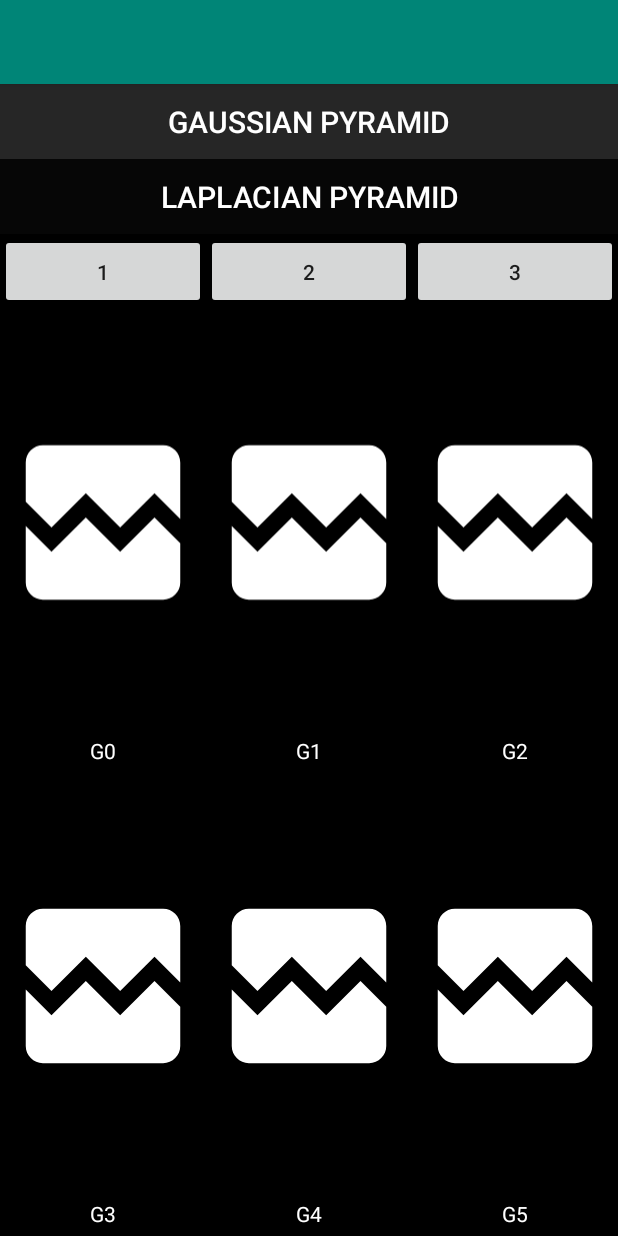
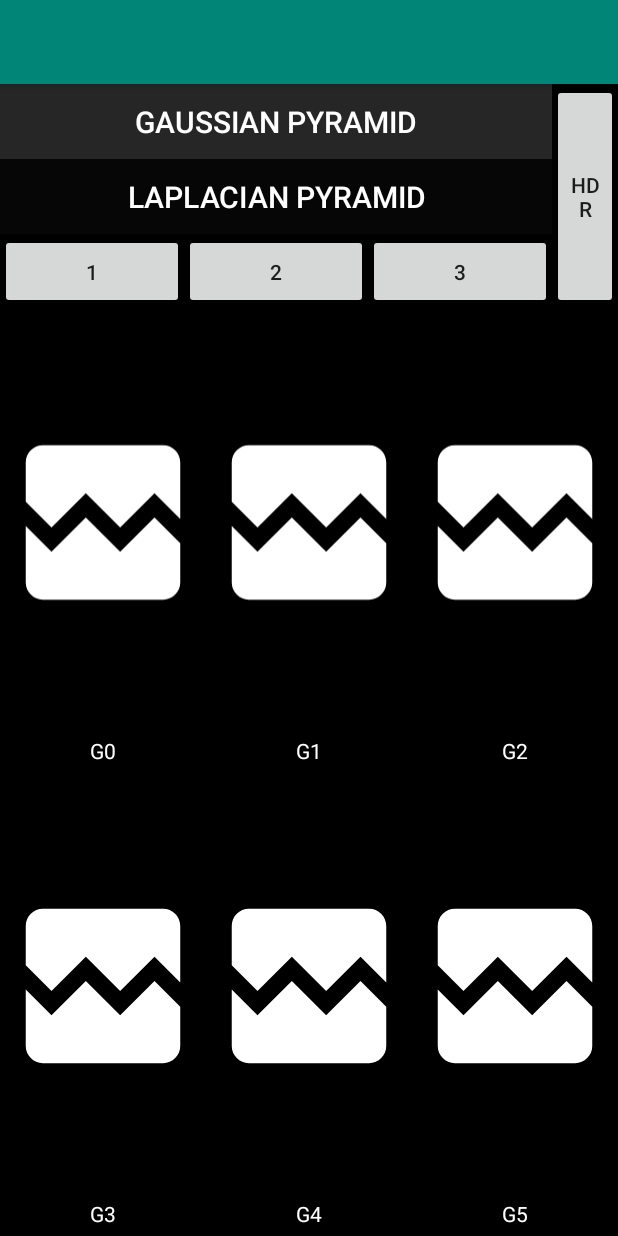
Before and after one commit to AdarshRevankar/Exposure-Fusion, an Android app: the MainActivity screen opened directly, with no data from a screen before it, after a tap on "PYRAMIDS", on a phone screen of 412 x 824 dp. Run offline under Robolectric (Android 15) with nearby library versions, the phone set to English and light mode, and no system bars; libraries missing offline, so code that uses them is left out: androidx.renderscript; 3 other taps on this screen came first.

Commit message:
mem opt: HDR Generation with Memory optimization

```diff
--- a/app/src/main/java/com/adrino/renderscript/HDRFilter.java
+++ b/app/src/main/java/com/adrino/renderscript/HDRFilter.java
@@ -264,8 +264,6 @@ public class HDRFilter implements HDRManager.Performer {
 
                 Allocation midAlloc = RsUtils.create2d(renderScript, prevW, prevH, Element.F32_4(renderScript));
 
-                Log.e(TAG, "gaussianPyramid: W : " + levelWidth + " H : " + levelHeight);
-
                 // REDUCE
                 scriptGaussian.set_compressTargetWidth(levelWidth);
                 scriptGaussian.set_compressTargetHeight(levelHeight);
@@ -332,7 +330,6 @@ public class HDRFilter implements HDRManager.Performer {
                 Allocation outAlloc = RsUtils.create2d(renderScript, prevW, lapH, elementFloat4);
                 Allocation expandedAlloc = RsUtils.create2d(renderScript, lapW, lapH, elementFloat4);
 
-                Log.e(TAG, "generateLaplacianPyramids: W : " + lapW + " H : " + lapH);
 
                 scriptGaussian.set_expandTargetWidth(lapW);
                 scriptGaussian.set_expandTargetHeight(lapH);
@@ -381,7 +378,7 @@ public class HDRFilter implements HDRManager.Performer {
 
         // - - - - For Each level - - - - -
         for (int level = 0; level < PYRAMID_LEVELS; level++) {
-            Allocation outAlloc = RsUtils.create2d(renderScript, width, height, elementFloat4);
+            Allocation outAlloc = RsUtils.create2d(renderScript, levelsMeta.get(level).width, levelsMeta.get(level).height, elementFloat4);
 
             // - - - - Script - - - - -
             scriptCollapse.set_GP1(gaussianPyramids.get(0).get(level));
@@ -393,8 +390,16 @@ public class HDRFilter implements HDRManager.Performer {
             scriptCollapse.forEach_multiplyBMP(outAlloc);
 
             resultantPyramid.add(outAlloc);
+
+            gaussianPyramids.get(0).get(level).destroy();
+            gaussianPyramids.get(1).get(level).destroy();
+            gaussianPyramids.get(2).get(level).destroy();
+            laplacianPyramids.get(0).get(level).destroy();
+            laplacianPyramids.get(1).get(level).destroy();
+            laplacianPyramids.get(2).get(level).destroy();
         }
 
+        RsUtils.ErrorViewer(this, "RESULTANT PYRAMID", "FINISHED");
         return resultantPyramid;
     }
 
@@ -405,46 +410,99 @@ public class HDRFilter implements HDRManager.Performer {
         scriptGaussian = new ScriptC_Gaussian(renderScript);
         List<Allocation> collapsedList = new ArrayList<>(PYRAMID_LEVELS);
 
-        Allocation middleAllocation = RsUtils.create2d(renderScript, width, height, elementFloat4);
-        Allocation inAllocation = RsUtils.create2d(renderScript, width, height, elementFloat4);
+        Allocation collapseAlloc = RsUtils.create2d(renderScript,
+                                                    levelsMeta.get(PYRAMID_LEVELS-2).width,
+                                                    levelsMeta.get(PYRAMID_LEVELS-2).height,
+                                                    elementFloat4);
 
-        inAllocation.copyFrom(resultant.get(0));
-        middleAllocation.copyFrom(resultant.get(1));
+        for (int level = PYRAMID_LEVELS - 2; level >= 0; level--) {
+            int lapW = levelsMeta.get(level).width;
+            int lapH = levelsMeta.get(level).height;
+            int prevW = levelsMeta.get(level + 1).width;
 
-        Allocation outAllocation = null;
+            Allocation outAlloc = RsUtils.create2d(renderScript, prevW, lapH, elementFloat4);
+            Allocation expandedAlloc = RsUtils.create2d(renderScript, lapW, lapH, elementFloat4);
 
-        for (int level = 1; level < PYRAMID_LEVELS - 1; level++) {
-            outAllocation = RsUtils.create2d(renderScript, width, height, elementFloat4);
-            Allocation expandedAlloc = RsUtils.create2d(renderScript, width, height, elementFloat4);
+            scriptGaussian.set_expandTargetWidth(lapW);
+            scriptGaussian.set_expandTargetHeight(lapH);
 
-            // Expand inAlloc [ level - 1]
-            for (int j = level; j > 0; j--) {
-                int expandDenom = (int) Math.pow(2, j) / 2;
-                scriptGaussian.set_expandTargetWidth(width * expandDenom);
-                scriptGaussian.set_expandTargetHeight(height * expandDenom);
+            scriptGaussian.set_expandSource(resultant.get(level + 1));
+            scriptGaussian.forEach_expandFloat4Step1(outAlloc);
+            scriptGaussian.set_expandSource(outAlloc);
+            scriptGaussian.forEach_expandFloat4Step2(expandedAlloc);
 
-                scriptGaussian.set_expandSource(middleAllocation);
-                scriptGaussian.forEach_expandFloat4Step1(outAllocation);
-                scriptGaussian.set_expandSource(outAllocation);
-                scriptGaussian.forEach_expandFloat4Step2(expandedAlloc);
+            outAlloc.destroy();
 
-                middleAllocation.copyFrom(expandedAlloc);
+            scriptCollapse.set_collapseLevel(expandedAlloc);
+            scriptCollapse.forEach_collapse(collapseAlloc, collapseAlloc);
+
+            expandedAlloc.destroy();
+
+
+            if(level > 0){
+                int nextW = levelsMeta.get(level-1).width;
+                int nextH = levelsMeta.get(level-1).height;
+
+                Allocation collExpandAlloc = RsUtils.create2d(renderScript, nextW, nextH, elementFloat4);
+
+                scriptGaussian.set_expandTargetWidth(nextW);
+                scriptGaussian.set_expandTargetHeight(nextH);
+
+                scriptGaussian.set_expandSource(collapseAlloc);
+                scriptGaussian.forEach_expandFloat4Step1(collExpandAlloc);
+
+                collapseAlloc.destroy();
+                collapseAlloc = RsUtils.create2d(renderScript, nextW, nextH, elementFloat4);
+
+                scriptGaussian.set_expandSource(collExpandAlloc);
+                scriptGaussian.forEach_expandFloat4Step2(collapseAlloc);
             }
+        }
+        collapsedList.add(collapseAlloc);
+        return collapsedList;
 
-            // Collapse [ level + (level -1 )]
-            scriptCollapse.set_collapseLevel(expandedAlloc);
-            scriptCollapse.forEach_collapse(inAllocation, outAllocation);
+//
+//        Allocation inAllocation = RsUtils.create2d(renderScript, levelsMeta.get(0).width, levelsMeta.get(0).height, elementFloat4);
+//        inAllocation.copyFrom(resultant.get(0));
+//        Allocation outAllocation = null;
+//
+//        for (int level = PYRAMID_LEVELS; level < PYRAMID_LEVELS; level++) {
+//            outAllocation = RsUtils.create2d(renderScript, levelsMeta.get(level-1).width, levelsMeta.get(level-1).height, elementFloat4);
+//            Allocation expandedAlloc = RsUtils.create2d(renderScript, levelsMeta.get(level-1).width, levelsMeta.get(level-1).height, elementFloat4);
+//
+//            Log.e(TAG, "collapseResultant: Level - "+level );
+//            // Expand inAlloc [ level - 1]
+//            for (int j = level; j > 0; j--) {
+//                scriptGaussian.set_expandTargetWidth(levelsMeta.get(j-1).width);
+//                scriptGaussian.set_expandTargetHeight(levelsMeta.get(j-1).height);
+//
+//                Log.e(TAG, "collapseResultant: Expand Stage 0" );
+//
+//                scriptGaussian.set_expandSource(resultant.get(level));
+//                scriptGaussian.forEach_expandFloat4Step1(outAllocation);
+//
+//                Log.e(TAG, "collapseResultant: Expand Stage 1" );
+//
+//                scriptGaussian.set_expandSource(outAllocation);
+//                scriptGaussian.forEach_expandFloat4Step2(expandedAlloc);
+//
+//                //middleAllocation.copyFrom(expandedAlloc);
+//            }
+//
+//            // Collapse [ level + (level -1 )]
+//            scriptCollapse.set_collapseLevel(expandedAlloc);
+//            scriptCollapse.forEach_collapse(inAllocation, outAllocation);
+//
+//            inAllocation.destroy();
+//
+//            inAllocation = RsUtils.create2d(renderScript, levelsMeta.get(level-1).width, levelsMeta.get(level-1).height, elementFloat4);
+//            inAllocation.copyFrom(outAllocation);
+//        }
+//        collapsedList.add(outAllocation);
+//        scriptGaussian.destroy();
+//        scriptCollapse.destroy();
 
-            inAllocation.destroy();
-            inAllocation = RsUtils.create2d(renderScript, width, height, elementFloat4);
-
-            middleAllocation.copyFrom(resultant.get(level + 1));
-            inAllocation.copyFrom(outAllocation);
-        }
-        collapsedList.add(outAllocation);
-        scriptGaussian.destroy();
-        scriptCollapse.destroy();
-        return collapsedList;
+//        return collapsedList;
     }
 
     static List<Bitmap> convertAllocationToBMP(List<Allocation> inAllocList, DATA_TYPE data_type) {
--- a/app/src/main/java/com/adrino/renderscript/HDRManager.java
+++ b/app/src/main/java/com/adrino/renderscript/HDRManager.java
@@ -32,6 +32,7 @@ public interface HDRManager {
         List<Bitmap> perform(List<Bitmap> bmpImagesList, ExposureFusion.Actions action);
         List<Bitmap> perform(List<Bitmap> bmpImagesList, ExposureFusion.Actions action, int selected);
         void setMeta(int imgWidth, int imgHeight, Bitmap.Config imgConfig);
+        Bitmap computeHDR(List<Bitmap> bmpInImages);
     }
 
     interface Viewer{
--- a/app/src/main/res/layout/activity_pyramids.xml
+++ b/app/src/main/res/layout/activity_pyramids.xml
@@ -1,13 +1,25 @@
 <?xml version="1.0" encoding="utf-8"?>
-<RelativeLayout xmlns:android="http://schemas.android.com/apk/res/android"
+<LinearLayout xmlns:android="http://schemas.android.com/apk/res/android"
     xmlns:app="http://schemas.android.com/apk/res-auto"
     xmlns:tools="http://schemas.android.com/tools"
     android:layout_width="match_parent"
     android:layout_height="match_parent"
     android:background="#000000"
+    android:orientation="vertical"
     tools:context=".Pyramids">
+
+    <LinearLayout
+        android:id="@+id/llButtons"
+        android:orientation="horizontal"
+        android:layout_width="match_parent"
+        android:layout_height="wrap_content">
+        <LinearLayout
+            android:orientation="vertical"
+            android:layout_width="match_parent"
+            android:layout_weight="1"
+            android:layout_height="match_parent">
             <Button
-        android:id="@+id/txtGP"
+                android:id="@+id/btnGP"
                 android:layout_width="match_parent"
                 android:layout_height="50dp"
                 android:textColor="#FFFFFF"
@@ -18,8 +30,8 @@
                 android:gravity="center"/>
 
             <Button
-        android:id="@+id/lapButton"
-        android:layout_below="@+id/txtGP"
+                android:id="@+id/btnLP"
+                android:layout_below="@+id/btnGP"
                 android:layout_width="match_parent"
                 android:layout_height="50dp"
                 android:textColor="#FFFFFF"
@@ -28,10 +40,8 @@
                 android:onClick="createLaplacian"
                 android:background="#060606"
                 android:gravity="center"/>
-
             <LinearLayout
                 android:id="@+id/options"
-        android:layout_below="@id/lapButton"
                 android:layout_width="match_parent"
                 android:layout_height="50dp"
                 android:orientation="horizontal">
@@ -56,10 +66,24 @@
                     android:layout_height="match_parent"
                     android:text="3"/>
             </LinearLayout>
+        </LinearLayout>
+        <LinearLayout
+            android:layout_width="wrap_content"
+            android:layout_height="match_parent"
+            android:layout_weight="1">
+            <Button
+                android:id="@+id/HDR"
+                android:layout_width="wrap_content"
+                android:layout_height="match_parent"
+                android:text="HDR"
+                android:onClick="computeHDR"/>
+        </LinearLayout>
+    </LinearLayout>
+
 
     <LinearLayout
-        android:layout_below="@+id/options"
         android:layout_width="match_parent"
+        android:id="@id/options"
         android:layout_height="match_parent"
         android:orientation="horizontal"
         android:layout_weight="1">
@@ -204,4 +228,4 @@
             </LinearLayout>
         </LinearLayout>
     </LinearLayout>
-</RelativeLayout>
+</LinearLayout>
```
Also changed, not shown: app/src/main/java/com/adrino/renderscript/ExposureFusion.java (+62 -46 lines), app/src/main/java/com/adrino/renderscript/Pyramids.java (+99 -76 lines), 1 other file. Lines whose indentation alone changed are shown as unchanged.
